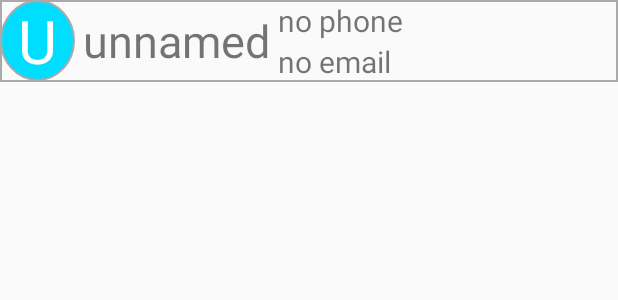
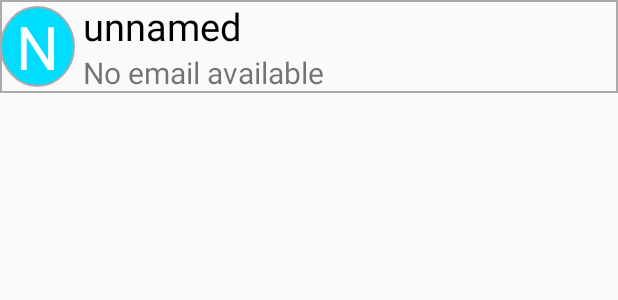
Before and after one commit to sergiosilvajr/ContactEmbedView, an Android app: the layout adapter_row.xml on its own in the app's theme, with its tools: preview values and no code run, on a phone screen of 412 x 824 dp. Shown: the top 300 px of the screen. Run offline under Robolectric (Android 15) with nearby library versions, the phone set to English and light mode, and no system bars.

Commit message:
changed layout on custom view

```diff
--- a/CustomView/app/src/main/AndroidManifest.xml
+++ b/CustomView/app/src/main/AndroidManifest.xml
@@ -4,6 +4,7 @@
 
     <uses-permission android:name="android.permission.READ_CONTACTS" />
     <application
+        android:name=".MainApplication"
         android:allowBackup="true"
         android:icon="@mipmap/ic_launcher"
         android:label="@string/app_name"
--- a/CustomView/app/src/main/res/layout/activity_main.xml
+++ b/CustomView/app/src/main/res/layout/activity_main.xml
@@ -1,5 +1,6 @@
 <?xml version="1.0" encoding="utf-8"?>
 <RelativeLayout xmlns:android="http://schemas.android.com/apk/res/android"
+    xmlns:custom="http://schemas.android.com/apk/res-auto"
     android:layout_width="match_parent"
     android:layout_height="match_parent"
     android:paddingBottom="@dimen/activity_vertical_margin"
@@ -9,5 +10,6 @@
     <com.viewutils.sergiosilvajr.views.view.ContactPicker
         android:layout_width="match_parent"
         android:layout_height="wrap_content"
+        custom:main_type="name"
         />
 </RelativeLayout>
--- a/CustomView/views/src/main/java/com/viewutils/sergiosilvajr/views/adapter/ContactAdapter.java
+++ b/CustomView/views/src/main/java/com/viewutils/sergiosilvajr/views/adapter/ContactAdapter.java
@@ -64,7 +64,6 @@ public class ContactAdapter extends BaseAdapter implements Filterable {
 
     @Override
     public View getView(int position, View convertView, ViewGroup parent) {
-        Log.v("position", "" + position);
         Contact currentContact = contactsSubSet.get(position);
         ViewHolder holder;
 
--- a/CustomView/views/src/main/java/com/viewutils/sergiosilvajr/views/model/Contact.java
+++ b/CustomView/views/src/main/java/com/viewutils/sergiosilvajr/views/model/Contact.java
@@ -63,7 +63,7 @@ public class Contact {
     public List<String> getEmailFromSuggestion(CharSequence charSequence){
         List<String> emails = new ArrayList<>();
         for(String email: emails){
-            if(email.toLowerCase().contains(charSequence)){
+            if(email.toLowerCase().startsWith(charSequence.toString().toLowerCase())){
                 emails.add(email);
             }
         }
--- a/CustomView/views/src/main/java/com/viewutils/sergiosilvajr/views/view/MultContactsPicker.java
+++ b/CustomView/views/src/main/java/com/viewutils/sergiosilvajr/views/view/MultContactsPicker.java
@@ -46,7 +46,7 @@ public final class MultContactsPicker extends FrameLayout {
         final RelativeLayout relativeLayout = (RelativeLayout) rootView.findViewById(R.id.root_relative_contact_layout);
 
         this.multiAutoCompleteTextView = (AppCompatMultiAutoCompleteTextView) rootView.findViewById(R.id.multiautocompletetextview);
-        List<Contact> contacts = ContactUtils.getAllContacts(getContext());
+        List<Contact> contacts = ContactUtils.getInstance().getContactList();
         Contact.mainAttribute = ContactMainAttribute.NAME;
 
         final ContactAdapter contactAdapter = new ContactAdapter(getContext(), R.layout.adapter_row, contacts);
--- a/CustomView/views/src/main/res/layout/adapter_row.xml
+++ b/CustomView/views/src/main/res/layout/adapter_row.xml
@@ -14,33 +14,38 @@
         android:textSize="40sp"
         android:background="@drawable/circle_view"
         android:textAllCaps="true"
-        android:text="U"/>
+        android:text="N"/>
     <TextView
         android:layout_toRightOf="@id/first_letter_text_view"
         android:id="@+id/text_view_item_name"
         android:layout_width="wrap_content"
         android:layout_height="wrap_content"
-        android:layout_centerVertical="true"
         android:layout_marginLeft="5dp"
-        android:textSize="30sp"
+        android:textSize="25sp"
         android:layout_marginRight="5dp"
+        android:textColor="@android:color/black"
         android:maxLines="1"
         android:ellipsize="end"
         android:maxLength="10"
-        android:text="unnamed"/>
+        android:text="@string/no_name"/>
         <TextView
-            android:layout_toRightOf="@id/text_view_item_name"
+            android:layout_toRightOf="@id/first_letter_text_view"
+            android:layout_below="@id/text_view_item_name"
+            android:layout_marginLeft="5dp"
+            android:id="@+id/text_view_item_email"
+            android:ellipsize="end"
+            android:maxLines="1"
+            android:layout_width="wrap_content"
+            android:layout_height="wrap_content"
+            android:textSize="20sp"
+            android:text="@string/no_email"/>
+        <TextView
+            android:layout_toRightOf="@id/text_view_item_email"
             android:id="@+id/text_view_item_phone"
             android:layout_width="wrap_content"
             android:layout_height="wrap_content"
+            android:maxLines="1"
             android:textSize="20sp"
-            android:text="no phone"/>
-        <TextView
-            android:layout_toRightOf="@id/text_view_item_name"
-            android:layout_below="@id/text_view_item_phone"
-            android:id="@+id/text_view_item_email"
-            android:layout_width="wrap_content"
-            android:layout_height="wrap_content"
-            android:textSize="20sp"
-            android:text="no email"/>
+            android:visibility="invisible"
+            android:text="@string/no_phone"/>
 </RelativeLayout>
--- a/CustomView/views/src/main/res/values/strings.xml
+++ b/CustomView/views/src/main/res/values/strings.xml
@@ -1,3 +1,6 @@
 <resources>
     <string name="app_name">Views</string>
+    <string name="no_email">No email available</string>
+    <string name="no_phone">No phone available</string>
+    <string name="no_name">unnamed</string>
 </resources>
```
Also changed, not shown: CustomView/app/src/main/java/com/viewutils/sergiosilvajr/customview/MainApplication.java (added, +31 -0 lines), CustomView/views/src/main/java/com/viewutils/sergiosilvajr/views/utils/ContactUtils.java (+23 -4 lines), CustomView/views/src/main/java/com/viewutils/sergiosilvajr/views/view/ContactPicker.java (+24 -1 lines), CustomView/views/src/main/res/values/attrs.xml (+7 -0 lines).
